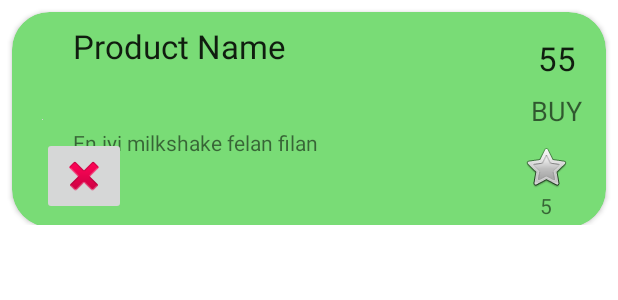
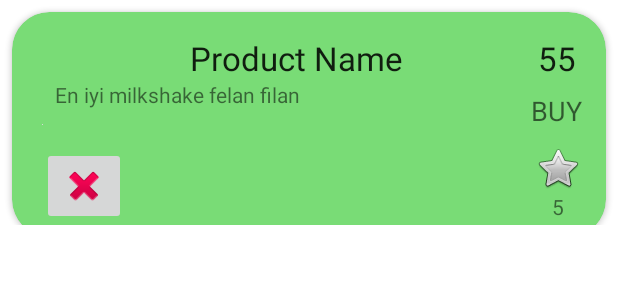
Before and after one commit to gkavlak/Selfwich, an Android app: the layout product_item.xml on its own in the app's theme, with its tools: preview values and no code run, on a phone screen of 412 x 824 dp. Shown: the top 300 px of the screen. Run offline under Robolectric (Android 15) with nearby library versions, the phone set to English and light mode, and no system bars.

Commit message:
Product pid updated

```diff
--- a/app/src/main/java/com/example/selfwich/repository/EatsRepository.kt
+++ b/app/src/main/java/com/example/selfwich/repository/EatsRepository.kt
@@ -16,8 +16,6 @@ class EatsRepository {
     private val _isLikeAdded=MutableLiveData<Long>()
     val isLikeAdded:LiveData<Long> = _isLikeAdded
 
-    private val _isEatsDelete=MutableLiveData<Long>()
-    val isEatsDelete:LiveData<Long> = _isEatsDelete
 
 
     private var firestore: FirebaseFirestore = FirebaseFirestore.getInstance()
@@ -59,9 +57,9 @@ class EatsRepository {
         firestore.collection("eats").document(product.pName)
             .delete()
             .addOnSuccessListener {
-                _isEatsDelete.value = product.pId
 
-                Log.d(ContentValues.TAG, "DocumentSnapshot successfully deleted!") }
+
+                Log.i("delete", "DocumentSnapshot successfully deleted!"+"${it}")  }
             .addOnFailureListener { e ->
 
                 Log.w(ContentValues.TAG, "Error deleting document", e) }
--- a/app/src/main/java/com/example/selfwich/ui/customDialogFragment/CustomDialogFragment.kt
+++ b/app/src/main/java/com/example/selfwich/ui/customDialogFragment/CustomDialogFragment.kt
@@ -51,11 +51,12 @@ class CustomDialogFragment :DialogFragment() {
         }
         binding.button3.setOnClickListener {
             val drinksName = binding.editTextTextPersonName2.text.toString()
-            val drinksPrice= binding.editTextTextPersonName3.text
+            val drinksPrice= binding.editTextTextPersonName3.text.toString().toLong()
             val drinksDesc=   binding.editTextTextPersonName4.text.toString()
 
             product.pName=drinksName
             product.pDesc=drinksDesc
+            product.pPrice=drinksPrice
 
             viewModel.addDrinksToDatabase(product)
             Toast.makeText(requireContext(),"Product Added Succesfully", Toast.LENGTH_SHORT).show()
--- a/app/src/main/java/com/example/selfwich/viewModel/DrinksViewModel.kt
+++ b/app/src/main/java/com/example/selfwich/viewModel/DrinksViewModel.kt
@@ -16,7 +16,6 @@ class DrinksViewModel(app :Application,private val drinksRepository: DrinksRepos
     val drinkList: LiveData<ArrayList<Product>> = drinksRepository.drinksList
     val isLikeAdded:LiveData<Long> = drinksRepository.isLikeAdded
 
-    val isDrinksDelete:LiveData<Long> = drinksRepository.isDrinksDelete
 
     fun deleteProduct(product:Product){
         drinksRepository.deleteProductToDatabase(product)
--- a/app/src/main/java/com/example/selfwich/viewModel/EatsViewModel.kt
+++ b/app/src/main/java/com/example/selfwich/viewModel/EatsViewModel.kt
@@ -16,7 +16,6 @@ import com.example.selfwich.repository.EatsRepository
 class EatsViewModel(app : Application , private val eatsRepository: EatsRepository) : ViewModel() {
     val eatsList: LiveData<ArrayList<Product>> = eatsRepository.eatsList
     val isLikeAdded:LiveData<Long> = eatsRepository.isLikeAdded
-    val isEatsDelete:LiveData<Long> =eatsRepository.isEatsDelete
 
     fun deleteProduct(product:Product){
         eatsRepository.deleteProductToDatabase(product)
--- a/app/src/main/res/layout/custom_dialog_fragment.xml
+++ b/app/src/main/res/layout/custom_dialog_fragment.xml
@@ -33,8 +33,8 @@
             android:id="@+id/editTextTextPersonName3"
             android:layout_width="wrap_content"
             android:layout_height="wrap_content"
+            android:inputType="number"
             android:ems="10"
-            android:inputType="textPersonName"
             android:hint="write product Price"
             app:layout_constraintEnd_toEndOf="@+id/editTextTextPersonName2"
             app:layout_constraintStart_toStartOf="@+id/editTextTextPersonName2"
--- a/app/src/main/res/layout/product_item.xml
+++ b/app/src/main/res/layout/product_item.xml
@@ -37,6 +37,7 @@
                 android:layout_width="match_parent"
                 android:layout_height="wrap_content"
                 android:layout_margin="8dp">
+
                 <ImageView
                     android:id="@+id/imageView"
                     android:layout_width="wrap_content"
@@ -77,43 +78,37 @@
                     android:id="@+id/imageView2"
                     android:layout_width="wrap_content"
                     android:layout_height="wrap_content"
-                    android:layout_marginEnd="16dp"
+                    android:layout_marginTop="4dp"
+                    android:layout_marginEnd="8dp"
                     android:layout_marginBottom="16dp"
                     android:onClick="@{()-> productClickListener.addLikePoint(productItem)}"
                     app:layout_constraintBottom_toBottomOf="parent"
                     app:layout_constraintEnd_toEndOf="parent"
+                    app:layout_constraintTop_toBottomOf="@+id/buyButton"
                     app:srcCompat="@android:drawable/btn_star_big_off" />
 
-                <ScrollView
-                    android:id="@+id/scrollView2"
-                    android:layout_width="182dp"
-                    android:layout_height="match_parent"
+                <TextView
+                    android:id="@+id/produc_desc_textView"
+                    android:layout_width="171dp"
+                    android:layout_height="58dp"
                     android:layout_marginStart="8dp"
+                    android:text="@{productItem.PDesc}"
                     app:layout_constraintStart_toEndOf="@+id/imageView"
-                    app:layout_constraintTop_toTopOf="parent">
-                    <LinearLayout
-                        android:layout_width="match_parent"
-                        android:layout_height="wrap_content"
-                        android:orientation="vertical">
-                        <TextView
-                            android:id="@+id/pName_textView"
-                            android:layout_width="wrap_content"
-                            android:layout_height="wrap_content"
-                            android:layout_marginStart="12dp"
-                            android:text="@{productItem.PName}"
-                            android:textAppearance="@style/TextAppearance.AppCompat.Large"
-                            tools:text="Product Name" />
+                    app:layout_constraintTop_toBottomOf="@+id/pName_textView"
+                    tools:text="En iyi milkshake felan filan" />
 
-                        <TextView
-                            android:id="@+id/produc_desc_textView"
-                            android:layout_width="171dp"
-                            android:layout_height="58dp"
-                            android:layout_marginStart="12dp"
-                            android:layout_marginTop="40dp"
-                            android:text="@{productItem.PDesc}"
-                            tools:text="En iyi milkshake felan filan" />
-                    </LinearLayout>
-                </ScrollView>
+                <TextView
+                    android:id="@+id/pName_textView"
+                    android:layout_width="wrap_content"
+                    android:layout_height="wrap_content"
+                    android:layout_marginStart="8dp"
+                    android:layout_marginTop="8dp"
+                    android:text="@{productItem.PName}"
+                    android:textAppearance="@style/TextAppearance.AppCompat.Large"
+                    app:layout_constraintEnd_toStartOf="@+id/product_price_textView"
+                    app:layout_constraintStart_toEndOf="@+id/imageView"
+                    app:layout_constraintTop_toTopOf="parent"
+                    tools:text="Product Name" />
 
                 <TextView
                     android:id="@+id/buyButton"
```
Also changed, not shown: app/src/main/java/com/example/selfwich/model/Product.kt (+6 -2 lines), app/src/main/java/com/example/selfwich/repository/DrinksRepository.kt (+1 -6 lines).
